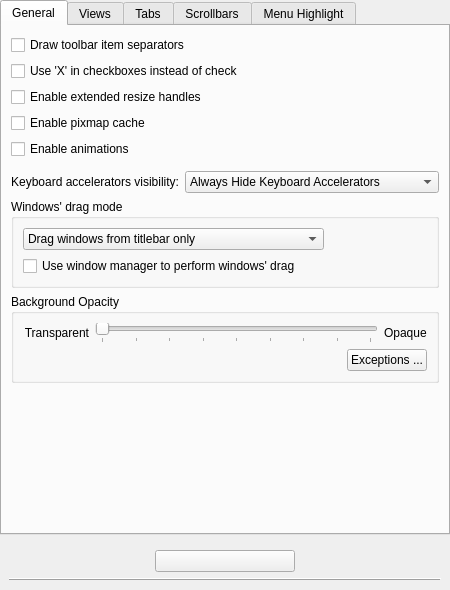
Old version of the form style/config/ui/oxygenstyleconfig.ui in the repository KDE/oxygen-transparent.
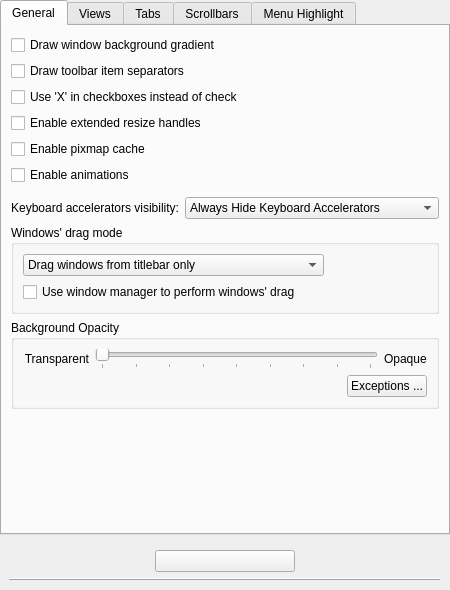
New version of the form. Custom widgets are drawn as their Qt base class.

```diff
--- a/style/config/ui/oxygenstyleconfig.ui
+++ b/style/config/ui/oxygenstyleconfig.ui
@@ -45,6 +45,13 @@
        <string>General</string>
       </attribute>
       <layout class="QVBoxLayout" name="verticalLayout_4">
+       <item>
+        <widget class="QCheckBox" name="_useBackgroundGradient">
+         <property name="text">
+          <string>Draw window background gradient</string>
+         </property>
+        </widget>
+       </item>
        <item>
         <widget class="QCheckBox" name="_toolBarDrawItemSeparator">
          <property name="text">
```
